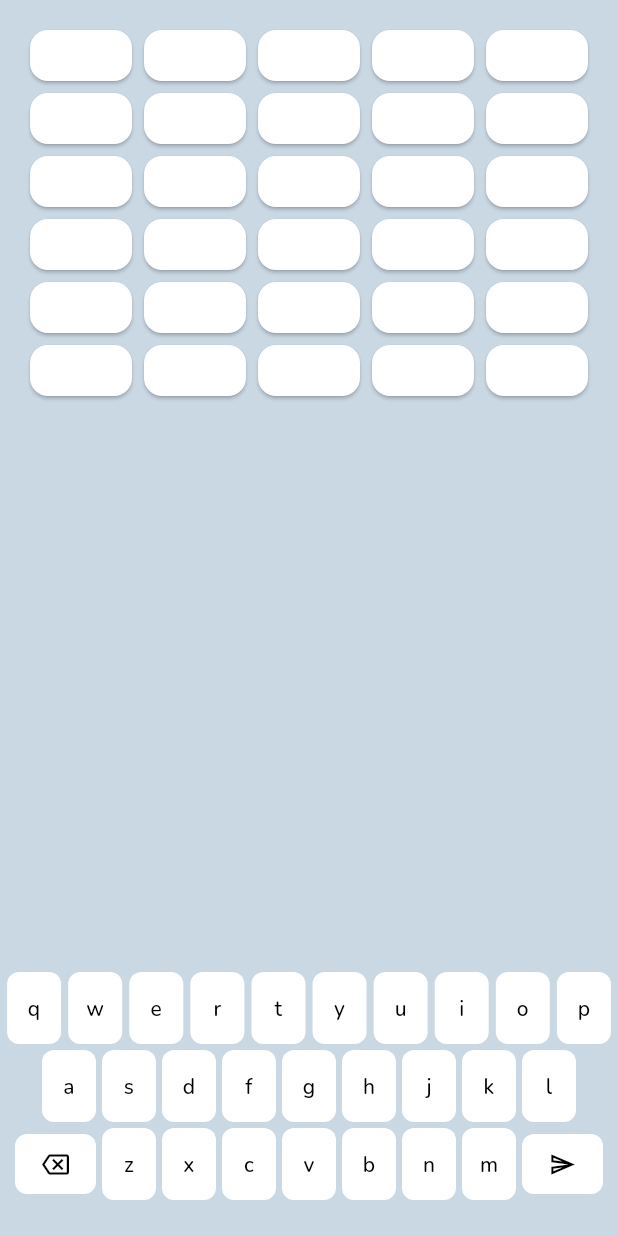
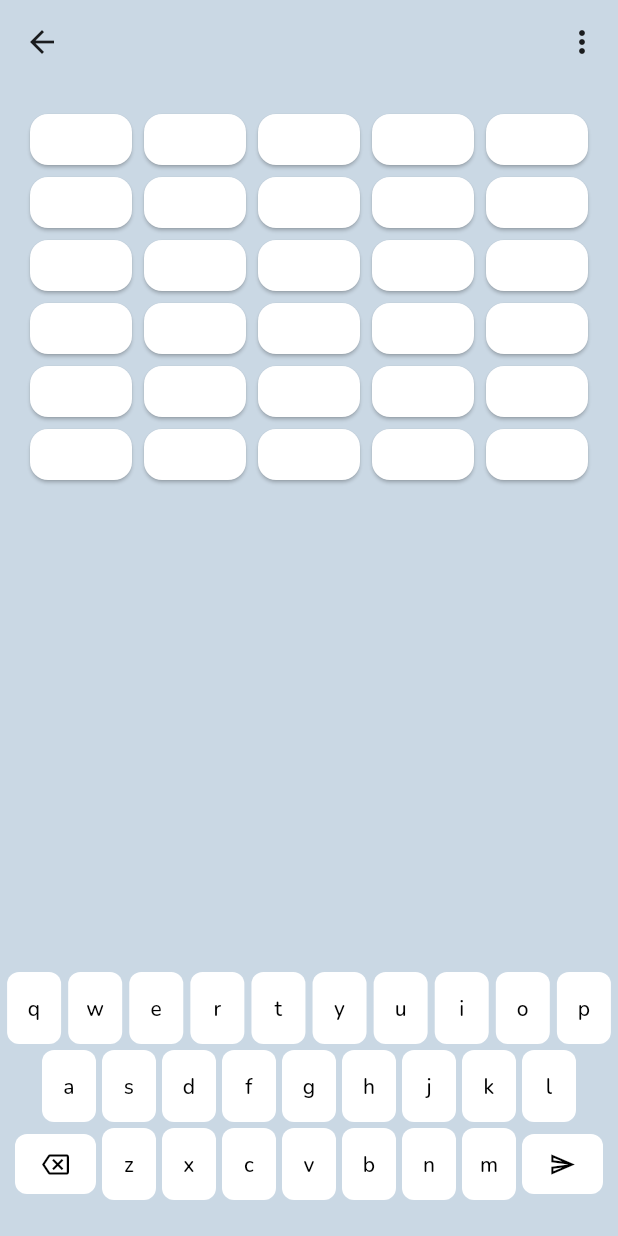
Before and after one commit to sstream17/word-game-2, a Flutter app: the screen it shows after launch, after a tap on "Classic", on a phone screen of 412 x 824 dp. Run offline on Flutter 3.47's test engine with Material 3 defaults, Android fonts, the phone set to English and light mode, and no system bars; drawn by our look-alikes of flutter_layout_grid; our stand-ins replace google_fonts, url_strategy.

Commit message:
Adjusting title and elevation of the AppBar

```diff
--- a/game/lib/game.dart
+++ b/game/lib/game.dart
@@ -3,6 +3,7 @@ import 'package:flutter/services.dart';
 import 'package:flutter_layout_grid/flutter_layout_grid.dart';
 import 'package:provider/provider.dart';
 import 'package:word_game/controls.dart';
+import 'package:word_game/game_app_bar.dart';
 import 'package:word_game/game_board.dart';
 import 'package:word_game/game_model.dart';
 
@@ -44,6 +45,7 @@ class Game extends StatelessWidget {
             }
           },
           child: Scaffold(
+            appBar: GameAppBar(),
             body: Center(
               child: Column(
                 mainAxisAlignment: MainAxisAlignment.center,
--- a/game/lib/game_app_bar.dart
+++ b/game/lib/game_app_bar.dart
@@ -1,14 +1,18 @@
 import 'package:flutter/material.dart';
 
 class GameAppBar extends StatelessWidget implements PreferredSizeWidget {
-  GameAppBar({super.key});
+  GameAppBar({super.key, this.title});
 
+  final String? title;
   final FocusNode _buttonFocusNode = FocusNode(debugLabel: 'Menu Button');
 
   @override
   Widget build(BuildContext context) {
     return AppBar(
-      title: const Text("Word Game"),
+      title: title != null ? Text(title!) : null,
+      centerTitle: true,
+      elevation: 0,
+      scrolledUnderElevation: 0,
       actions: [
         MenuAnchor(
           childFocusNode: _buttonFocusNode,
--- a/game/lib/main.dart
+++ b/game/lib/main.dart
@@ -59,7 +59,9 @@ class MyHomePage extends StatelessWidget {
   @override
   Widget build(BuildContext context) {
     return Scaffold(
-      appBar: GameAppBar(),
+      appBar: GameAppBar(
+        title: "Word Game",
+      ),
       body: Center(
         child: Row(
           mainAxisAlignment: MainAxisAlignment.center,
```
